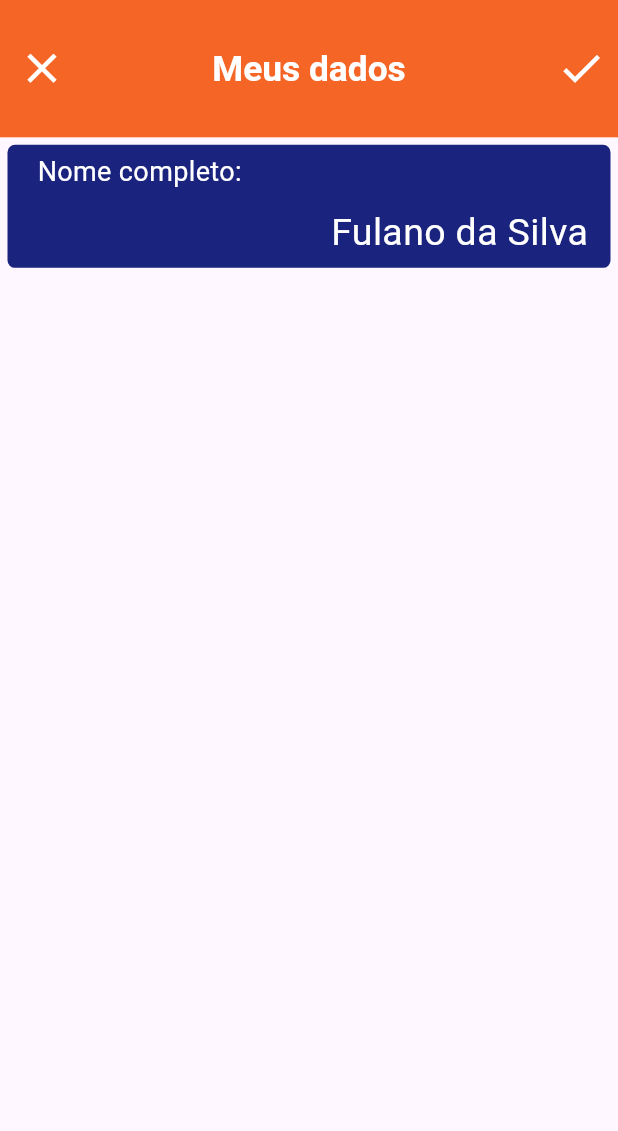
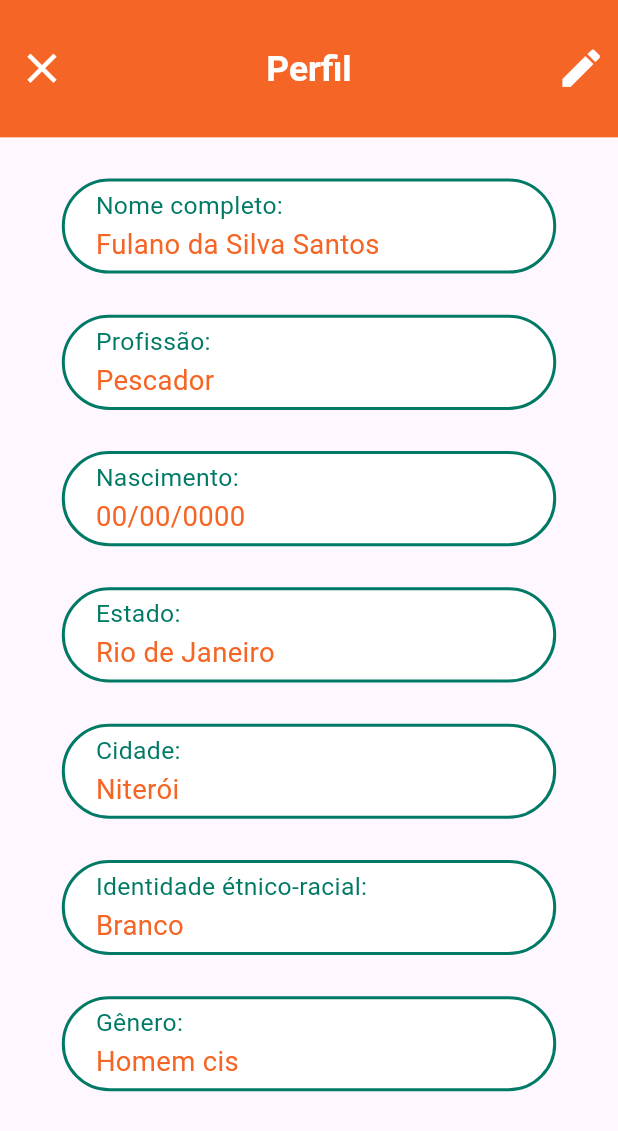
Before and after one commit to VidaColetiva/VidaColetiva, a Flutter app: the ProfilePage screen opened by its route, after a tap on "Meus dados", on a phone screen of 412 x 824 dp. Shown: the top 1131 px of the screen. Run offline on Flutter 3.47's test engine with Material 3 defaults, Android fonts, the phone set to English and light mode, and no system bars; our stand-ins replace carousel_slider, convex_bottom_bar, dropdown_button2, image_picker, just_audio; missing offline and left inert: record; network calls fail.

Commit message:
nova tela de perfil e edição

```diff
--- a/lib/main.dart
+++ b/lib/main.dart
@@ -2,6 +2,7 @@ import 'package:flutter/material.dart';
 import 'package:vidacoletiva/resources/assets/colour_pallete.dart';
 import 'package:vidacoletiva/views/add_event_page.dart';
 import 'package:vidacoletiva/views/add_project_page.dart';
+import 'package:vidacoletiva/views/edit_profile_data.dart';
 import 'package:vidacoletiva/views/events_page.dart';
 import 'package:vidacoletiva/views/events_page_v2.dart';
 import 'package:vidacoletiva/views/home_page.dart';
@@ -38,6 +39,7 @@ class VidaColetiva extends StatelessWidget {
         '/add_project': (context) => const AddProjectPage(),
         '/profile': (context) => const ProfilePage(),
         '/profile_data': (context) => const ProfileData(),
+        '/edit_profile': (context) => const EditProfileData(),
       },
     );
   }
--- a/lib/resources/widgets/add_app_bar.dart
+++ b/lib/resources/widgets/add_app_bar.dart
@@ -2,7 +2,7 @@ import 'package:flutter/material.dart';
 import '../assets/colour_pallete.dart';
 
 
-AppBar addAppBar(BuildContext context, String title){
+AppBar addAppBar(BuildContext context, String title, {bool isEdit = false, Function? editFunction}){
   return AppBar(
     centerTitle: true,
     leading: IconButton(
@@ -22,6 +22,15 @@ AppBar addAppBar(BuildContext context, String title){
     ),
     backgroundColor: AppColors.primaryOrange,
     actions: [
+      isEdit ?
+      IconButton(
+        icon: const Icon(Icons.edit),
+        iconSize: MediaQuery.of(context).size.height/25,
+        color: AppColors.white,
+        onPressed: (){
+          editFunction!();
+        },
+      ) :
       IconButton(
         icon: const Icon(Icons.check),
         iconSize: MediaQuery.of(context).size.height/25,
--- a/lib/views/profile_data.dart
+++ b/lib/views/profile_data.dart
@@ -1,5 +1,5 @@
 import 'package:flutter/material.dart';
-
+import '../resources/assets/colour_pallete.dart';
 import '../resources/widgets/add_app_bar.dart';
 
 class ProfileData extends StatefulWidget {
@@ -13,34 +13,40 @@ class _ProfileDataState extends State<ProfileData> {
 
   Widget displayInfo(String campo, String info, BuildContext context){
     return Padding(
-      padding: const EdgeInsets.all(5),
+      padding: EdgeInsets.only(
+        top: MediaQuery.of(context).size.height/30,
+        left: MediaQuery.of(context).size.width/10,
+        right: MediaQuery.of(context).size.width/10,
+      ),
       child: Container(
-        padding: const EdgeInsets.only(left: 20, right: 15,top: 5,bottom: 5),
+        padding: EdgeInsets.symmetric(horizontal: MediaQuery.of(context).size.width/20, vertical: MediaQuery.of(context).size.height/200),
         width: MediaQuery.of(context).size.width,
+        height: MediaQuery.of(context).size.height/13,
         decoration: const BoxDecoration(
-          borderRadius: BorderRadius.all(Radius.circular(5)),
-          color: Color(0xFF1A237E),
+          borderRadius: BorderRadius.all(Radius.circular(100)),
+          border: Border.fromBorderSide(BorderSide(color: AppColors.primaryGreen, width: 2)),
+          color: AppColors.white,
         ),
         child: Column(
+          mainAxisAlignment: MainAxisAlignment.spaceAround,
           children: [
             Align(
               alignment: Alignment.centerLeft,
               child: Text(
                 '${campo[0].toUpperCase()}${campo.substring(1)}:',
-                style: const TextStyle(
-                    color: Colors.white,
-                    fontSize: 18
+                style: TextStyle(
+                    color: AppColors.primaryGreen,
+                    fontSize: MediaQuery.of(context).size.height/50,
                 ),
               ),
             ),
-            const SizedBox(height: 10,),
             Align(
-              alignment: Alignment.centerRight,
+              alignment: Alignment.centerLeft,
               child: Text(
                 info,
-                style: const TextStyle(
-                  color: Colors.white,
-                  fontSize: 25,
+                style: TextStyle(
+                  color: AppColors.primaryOrange,
+                  fontSize: MediaQuery.of(context).size.height/45,
                 ),
               ),
             ),
@@ -53,12 +59,17 @@ class _ProfileDataState extends State<ProfileData> {
   @override
   Widget build(BuildContext context) {
     return Scaffold(
-      appBar: addAppBar(context, 'Meus dados'),
+      appBar: addAppBar(context, 'Perfil', isEdit: true, editFunction: (){Navigator.pushNamed(context, '/edit_profile');}),
       body: SingleChildScrollView(
         child: Column(
           children: [
-            displayInfo('Nome completo', 'Fulano da Silva', context),
-
+            displayInfo('Nome completo', 'Fulano da Silva Santos', context),
+            displayInfo('Profissão', 'Pescador', context),
+            displayInfo('Nascimento', '00/00/0000', context),
+            displayInfo('Estado', 'Rio de Janeiro', context),
+            displayInfo('Cidade', 'Niterói', context),
+            displayInfo('Identidade étnico-racial', 'Branco', context),
+            displayInfo('Gênero', 'Homem cis', context),
           ],
         ),
       ),
--- a/lib/views/profile_page.dart
+++ b/lib/views/profile_page.dart
@@ -38,14 +38,7 @@ class _ProfilePageState extends State<ProfilePage> {
 
               child: Icon(Icons.person_outline_rounded, color: AppColors.primaryGreen, size: MediaQuery.of(context).size.height/5)),
             Padding(
-              padding: EdgeInsets.symmetric(vertical: MediaQuery.of(context).size.height/30),
-              child: Text(
-                'ALTERAR FOTO DE PERFIL',
-                style: TextStyle(color: AppColors.darkGreen, fontWeight: FontWeight.bold, fontSize: MediaQuery.of(context).size.height/50),
-              ),
-            ),
-            Padding(
-              padding: EdgeInsets.symmetric(horizontal: MediaQuery.of(context).size.width/20, vertical: MediaQuery.of(context).size.height/60),
+              padding: EdgeInsets.symmetric(horizontal: MediaQuery.of(context).size.width/20, vertical: MediaQuery.of(context).size.height/25),
               child: TextButton(
                 onPressed: (){Navigator.pushNamed(context, '/profile_data');},
                 style: TextButton.styleFrom(
--- a/pubspec.yaml
+++ b/pubspec.yaml
@@ -42,6 +42,8 @@ dependencies:
   just_audio: ^0.9.42
   path_provider: ^2.1.5
   path: ^1.9.0
+  dropdown_button2: ^2.3.9
+  http: ^1.2.2
 
 dev_dependencies:
   flutter_test:
```
Also changed, not shown: lib/views/edit_profile_data.dart (added, +158 -0 lines).
